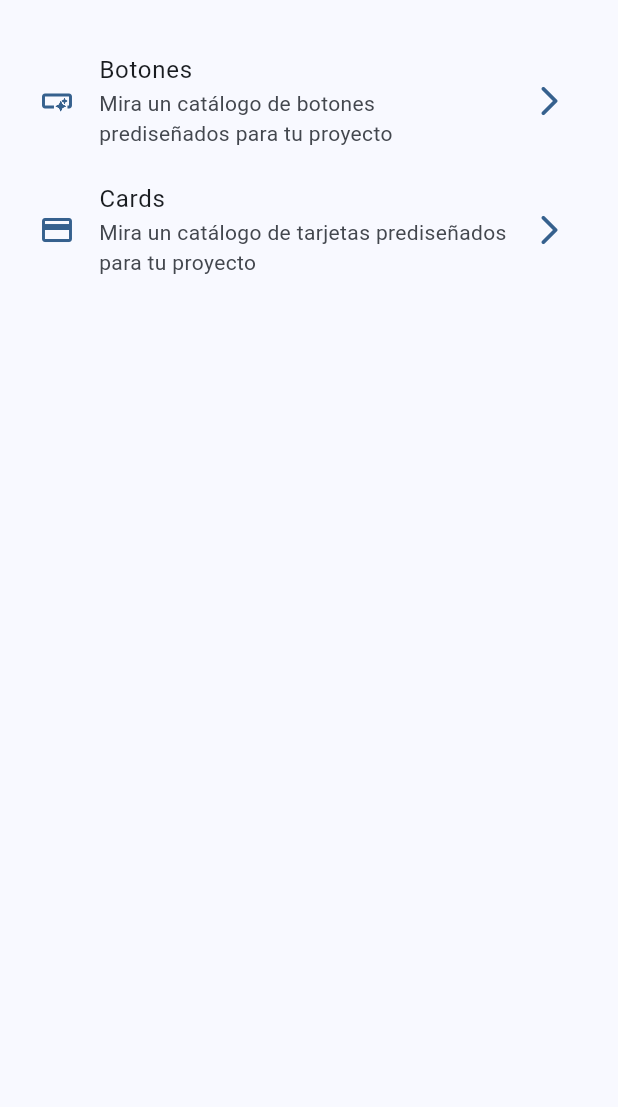
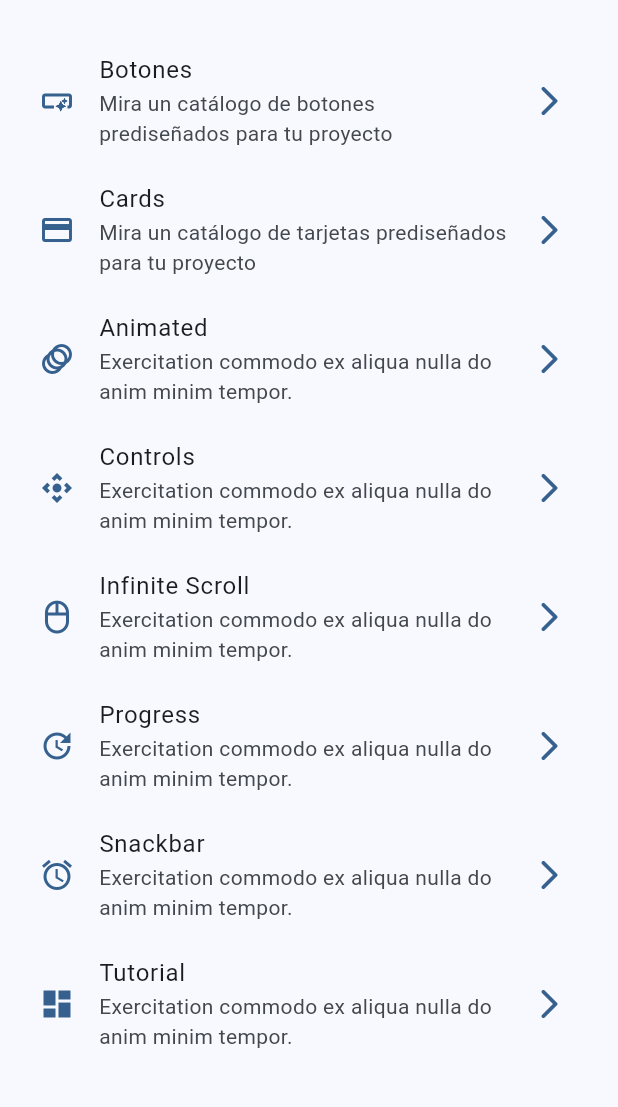
Before and after one commit to yeinsdavid09/ui_library, a Flutter app: the screen it shows after launch, on a phone screen of 412 x 824 dp, the part 63-1170 px from its top. Run offline on Flutter 3.47's test engine with Material 3 defaults, Android fonts, the phone set to English and light mode, and no system bars; our stand-ins replace animate_do, go_router.

Commit message:
feat/(main) add all new modules routes

```diff
--- a/lib/configs/router/app.router.dart
+++ b/lib/configs/router/app.router.dart
@@ -1,10 +1,16 @@
 import 'package:flutter/material.dart';
 import 'package:go_router/go_router.dart';
+import 'package:ui_library/modules/animated/index.dart';
 
 //* Screens
+import 'package:ui_library/modules/home/index.dart';
 import 'package:ui_library/modules/buttons/index.dart';
 import 'package:ui_library/modules/cards/index.dart';
-import 'package:ui_library/modules/home/index.dart';
+import 'package:ui_library/modules/controls/index.dart';
+import 'package:ui_library/modules/infinite_scroll/index.dart';
+import 'package:ui_library/modules/progress/index.dart';
+import 'package:ui_library/modules/snackbar/index.dart';
+import 'package:ui_library/modules/tutorial/index.dart';
 
 final GoRouter appRouter = GoRouter(
   initialLocation: '/',
@@ -30,5 +36,47 @@ final GoRouter appRouter = GoRouter(
         return const CardsScreen();
       },
     ),
+    GoRoute(
+      path: '/animated',
+      name: AnimatedScreen.routeName,
+      builder: (BuildContext context, GoRouterState state) {
+        return const AnimatedScreen();
+      },
+    ),
+    GoRoute(
+      path: '/controls',
+      name: ControlsScreen.routeName,
+      builder: (BuildContext context, GoRouterState state) {
+        return const ControlsScreen();
+      },
+    ),
+    GoRoute(
+      path: '/infinite-scroll',
+      name: InfiniteScrollScreen.routeName,
+      builder: (BuildContext context, GoRouterState state) {
+        return const InfiniteScrollScreen();
+      },
+    ),
+    GoRoute(
+      path: '/progress',
+      name: ProgressScreen.routeName,
+      builder: (BuildContext context, GoRouterState state) {
+        return const ProgressScreen();
+      },
+    ),
+    GoRoute(
+      path: '/snackbar',
+      name: SnackbarScreen.routeName,
+      builder: (BuildContext context, GoRouterState state) {
+        return const SnackbarScreen();
+      },
+    ),
+    GoRoute(
+      path: '/tutorial',
+      name: TutorialScreen.routeName,
+      builder: (BuildContext context, GoRouterState state) {
+        return const TutorialScreen();
+      },
+    ),
   ],
 );
--- a/lib/modules/home/services/items.api.dart
+++ b/lib/modules/home/services/items.api.dart
@@ -16,4 +16,40 @@ List<MenuItemsModel> menuItems = [
     link: '/cards',
     icon: Icons.credit_card,
   ),
+  const MenuItemsModel(
+    title: 'Animated',
+    description: 'Exercitation commodo ex aliqua nulla do anim minim tempor.',
+    link: '/animated',
+    icon: Icons.animation,
+  ),
+  const MenuItemsModel(
+    title: 'Controls',
+    description: 'Exercitation commodo ex aliqua nulla do anim minim tempor.',
+    link: '/controls',
+    icon: Icons.control_camera_outlined,
+  ),
+  const MenuItemsModel(
+    title: 'Infinite Scroll',
+    description: 'Exercitation commodo ex aliqua nulla do anim minim tempor.',
+    link: '/infinite-scroll',
+    icon: Icons.mouse_outlined,
+  ),
+  const MenuItemsModel(
+    title: 'Progress',
+    description: 'Exercitation commodo ex aliqua nulla do anim minim tempor.',
+    link: '/progress',
+    icon: Icons.update_outlined,
+  ),
+  const MenuItemsModel(
+    title: 'Snackbar',
+    description: 'Exercitation commodo ex aliqua nulla do anim minim tempor.',
+    link: '/snackbar',
+    icon: Icons.alarm,
+  ),
+  const MenuItemsModel(
+    title: 'Tutorial',
+    description: 'Exercitation commodo ex aliqua nulla do anim minim tempor.',
+    link: '/tutorial',
+    icon: Icons.dashboard,
+  ),
 ];
```
